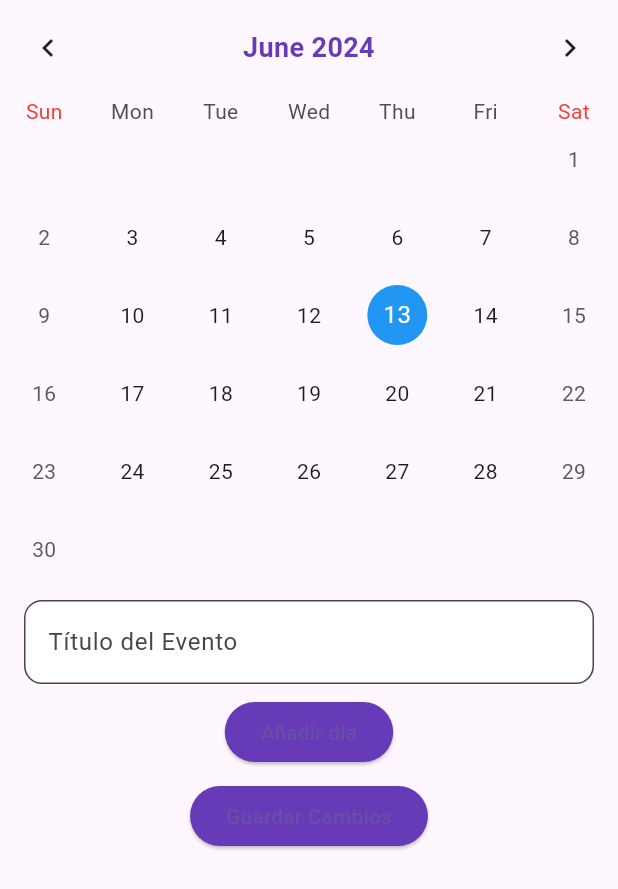
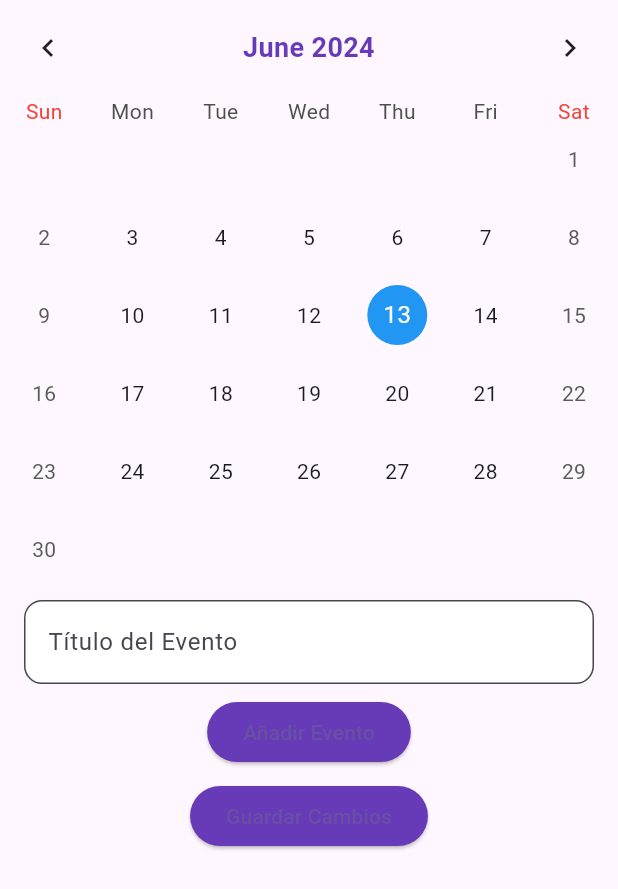
Before and after one commit to manuelcb19/tfgmanuelcb, a Flutter app: the TableBasicsExample screen opened directly with empty values, on a phone screen of 412 x 824 dp. Shown: the top 889 px of the screen. Run offline on Flutter 3.47's test engine with Material 3 defaults, Android fonts, the phone set to English and light mode, and no system bars; drawn by our look-alikes of table_calendar; our stand-ins replace cloud_firestore, firebase_auth, firebase_core, firebase_storage, geolocator, google_maps_flutter and 3 more; missing offline and left inert: bgg_api, drag_and_drop_lists; accounts and stored records are empty; network calls fail.

```diff
--- a/lib/Home/CalendarScreen.dart
+++ b/lib/Home/CalendarScreen.dart
@@ -148,7 +148,10 @@ class _TableBasicsExampleState extends State<TableBasicsExample> {
 
   @override
   Widget build(BuildContext context) {
-    return Column(
+    return Scaffold(
+      resizeToAvoidBottomInset: true,
+      body: SingleChildScrollView(
+        child: Column(
           children: [
             TableCalendar<Event>(
               firstDay: DateTime.utc(2010, 10, 16),
@@ -218,7 +221,7 @@ class _TableBasicsExampleState extends State<TableBasicsExample> {
                   _eventController.clear();
                 }
               },
-          child: Text('Añadir dia'),
+              child: Text('Añadir Evento'),
               style: ElevatedButton.styleFrom(
                 primary: Colors.deepPurple,
               ),
@@ -234,16 +237,18 @@ class _TableBasicsExampleState extends State<TableBasicsExample> {
               ),
             ),
             const SizedBox(height: 8.0),
-        Expanded(
-          child: ValueListenableBuilder<List<Event>>(
+            ValueListenableBuilder<List<Event>>(
               valueListenable: _selectedEvents,
               builder: (context, value, _) {
                 return ListView.builder(
+                  shrinkWrap: true,
+                  physics: NeverScrollableScrollPhysics(),
                   itemCount: value.length,
                   itemBuilder: (context, index) {
                     return Card(
                       elevation: 4,
-                    margin: const EdgeInsets.symmetric(vertical: 8, horizontal: 16),
+                      margin: const EdgeInsets.symmetric(
+                          vertical: 8, horizontal: 16),
                       shape: RoundedRectangleBorder(
                         borderRadius: BorderRadius.circular(12),
                       ),
@@ -256,8 +261,9 @@ class _TableBasicsExampleState extends State<TableBasicsExample> {
                 );
               },
             ),
+          ],
         ),
-      ],
+      ),
     );
   }
 
--- a/lib/Home/PartidasScreen.dart
+++ b/lib/Home/PartidasScreen.dart
@@ -200,7 +200,7 @@ class _PartidasScreenState extends State<PartidasScreen> {
                 });
                 Navigator.of(context).pop();
               },
-              child: Text('Agregar a lista temporal'),
+              child: Text('Agregar'),
             ),
           ],
         );
--- a/lib/onBoarding/LoginView.dart
+++ b/lib/onBoarding/LoginView.dart
@@ -140,7 +140,7 @@ class LoginView extends StatelessWidget {
                   ElevatedButton.icon(
                     onPressed: signInWithGoogle,
                     style: ElevatedButton.styleFrom(
-                      primary: Colors.red,
+                      primary: Colors.blue,
                       onPrimary: Colors.white,
                       padding: EdgeInsets.symmetric(horizontal: 20, vertical: 12),
                       shape: RoundedRectangleBorder(
```
Also changed, not shown: lib/Home/HomeView.dart (+23 -17 lines), lib/onBoarding/PerfilView.dart (+10 -6 lines), 1 other file. Lines whose indentation alone changed are shown as unchanged.
